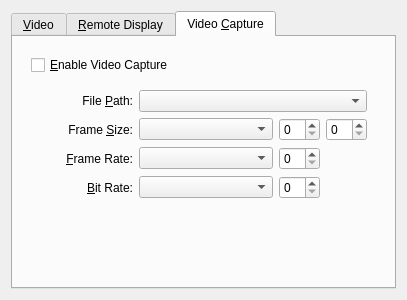
First picture: the form in vbox/src/VBox/Frontends/VirtualBox/src/settings/machine/UIMachineSettingsDisplay.ui, repository jljuxgm/vboxgit, before the edit.
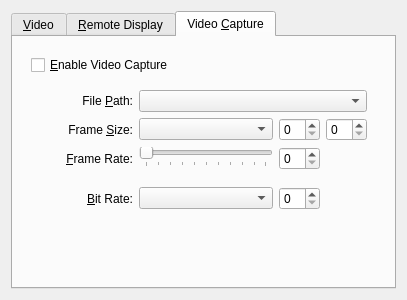
Second picture: the form after the edit. The open tabs and pages were chosen to show the change. Custom widgets are drawn as their Qt base class.

Commit message:
commit_46455 ------------------------------------------------------------------------ r46455 | vboxsync | 2013-06-10 16:40:27 +0800 (Mon, 10 Jun 2013) | 1 line
FE/Qt: Machine settings: Display page: Video Capture tab: Replacing combo-box with slider for frame-rate value management.
------------------------------------------------------------------------

Diff of the .ui file:
```diff
--- a/vbox/src/VBox/Frontends/VirtualBox/src/settings/machine/UIMachineSettingsDisplay.ui
+++ b/vbox/src/VBox/Frontends/VirtualBox/src/settings/machine/UIMachineSettingsDisplay.ui
@@ -67,14 +67,7 @@
             <item>
              <layout class="QHBoxLayout" name="m_pLayoutLegendMemory">
               <item>
-               <widget class="QLabel" name="m_pLabelMemoryMin">
-                <property name="sizePolicy">
-                 <sizepolicy hsizetype="Fixed" vsizetype="Fixed">
-                  <horstretch>0</horstretch>
-                  <verstretch>0</verstretch>
-                 </sizepolicy>
-                </property>
-               </widget>
+               <widget class="QLabel" name="m_pLabelMemoryMin"/>
               </item>
               <item>
                <spacer name="m_pSpacerLegendMemory">
@@ -90,14 +83,7 @@
                </spacer>
               </item>
               <item>
-               <widget class="QLabel" name="m_pLabelMemoryMax">
-                <property name="sizePolicy">
-                 <sizepolicy hsizetype="Fixed" vsizetype="Fixed">
-                  <horstretch>0</horstretch>
-                  <verstretch>0</verstretch>
-                 </sizepolicy>
-                </property>
-               </widget>
+               <widget class="QLabel" name="m_pLabelMemoryMax"/>
               </item>
              </layout>
             </item>
@@ -534,7 +520,7 @@
               </widget>
              </item>
              <item row="2" column="0">
-              <widget class="QLabel" name="m_pLabelVideoCaptureFPS">
+              <widget class="QLabel" name="m_pLabelVideoCaptureFrameRate">
                <property name="text">
                 <string>&amp;Frame Rate:</string>
                </property>
@@ -542,22 +528,48 @@
                 <set>Qt::AlignRight|Qt::AlignTrailing|Qt::AlignVCenter</set>
                </property>
                <property name="buddy">
-                <cstring>m_pComboVideoCaptureFrameRate</cstring>
+                <cstring>m_pSliderVideoCaptureFrameRate</cstring>
                </property>
               </widget>
              </item>
-             <item row="2" column="1">
-              <widget class="QComboBox" name="m_pComboVideoCaptureFrameRate">
-               <property name="sizePolicy">
-                <sizepolicy hsizetype="MinimumExpanding" vsizetype="Fixed">
-                 <horstretch>1</horstretch>
-                 <verstretch>0</verstretch>
-                </sizepolicy>
+             <item row="2" column="1" rowspan="2">
+              <layout class="QGridLayout" name="m_pSliderLayoutVideoCaptureFrameRate">
+               <property name="spacing">
+                <number>0</number>
                </property>
-               <property name="whatsThis">
-                <string>This setting determines the maximum number of &lt;b>frames per second&lt;/b>. Frames with a higher frequency will be skipped. Reducing this value increses the number of skipped frames but reduces the file size.</string>
-               </property>
-              </widget>
+               <item row="0" column="0" colspan="3">
+                <widget class="QIAdvancedSlider" name="m_pSliderVideoCaptureFrameRate">
+                 <property name="whatsThis">
+                  <string>This setting determines the maximum number of &lt;b>frames per second&lt;/b>. Frames with a higher frequency will be skipped. Reducing this value increses the number of skipped frames but reduces the file size.</string>
+                 </property>
+                 <property name="orientation">
+                  <enum>Qt::Horizontal</enum>
+                 </property>
+                 <property name="tickPosition">
+                  <enum>QSlider::TicksBelow</enum>
+                 </property>
+                </widget>
+               </item>
+               <item row="1" column="0">
+                <widget class="QLabel" name="m_pLabelVideoCaptureFrameRateMin"/>
+               </item>
+               <item row="1" column="1">
+                <spacer name="m_pStretchVideoCaptureFrameRate">
+                 <property name="orientation">
+                  <enum>Qt::Horizontal</enum>
+                 </property>
+                 <property name="sizeHint" stdset="0">
+                  <size>
+                   <width>0</width>
+                   <height>0</height>
+                  </size>
+                 </property>
+                </spacer>
+               </item>
+               <item row="1" column="2">
+                <widget class="QLabel" name="m_pLabelVideoCaptureFrameRateMax"/>
+               </item>
+              </layout>
              </item>
              <item row="2" column="2">
               <widget class="QSpinBox" name="m_pEditorVideoCaptureFrameRate">
@@ -566,7 +578,10 @@
                </property>
               </widget>
              </item>
-             <item row="3" column="0">
+             <item row="2" column="3">
+              <widget class="QLabel" name="m_pLabelVideoCaptureFrameRateUnits"/>
+             </item>
+             <item row="4" column="0">
               <widget class="QLabel" name="m_pLabelVideoCaptureRate">
                <property name="text">
                 <string>&amp;Bit Rate:</string>
@@ -579,7 +594,7 @@
                </property>
               </widget>
              </item>
-             <item row="3" column="1">
+             <item row="4" column="1">
               <widget class="QComboBox" name="m_pComboVideoCaptureBitRate">
                <property name="sizePolicy">
                 <sizepolicy hsizetype="MinimumExpanding" vsizetype="Fixed">
@@ -592,13 +607,16 @@
                </property>
               </widget>
              </item>
-             <item row="3" column="2">
+             <item row="4" column="2">
               <widget class="QSpinBox" name="m_pEditorVideoCaptureBitRate">
                <property name="whatsThis">
                 <string>This setting determines the &lt;b>bitrate&lt;/b> in kilobits per second. Increasing this value makes the video look better for the cost of an increased file size.</string>
                </property>
               </widget>
              </item>
+             <item row="4" column="3">
+              <widget class="QLabel" name="m_pLabelVideoCaptureBitRateUnits"/>
+             </item>
             </layout>
            </widget>
           </item>
```
The commit also changes 2 other files.
